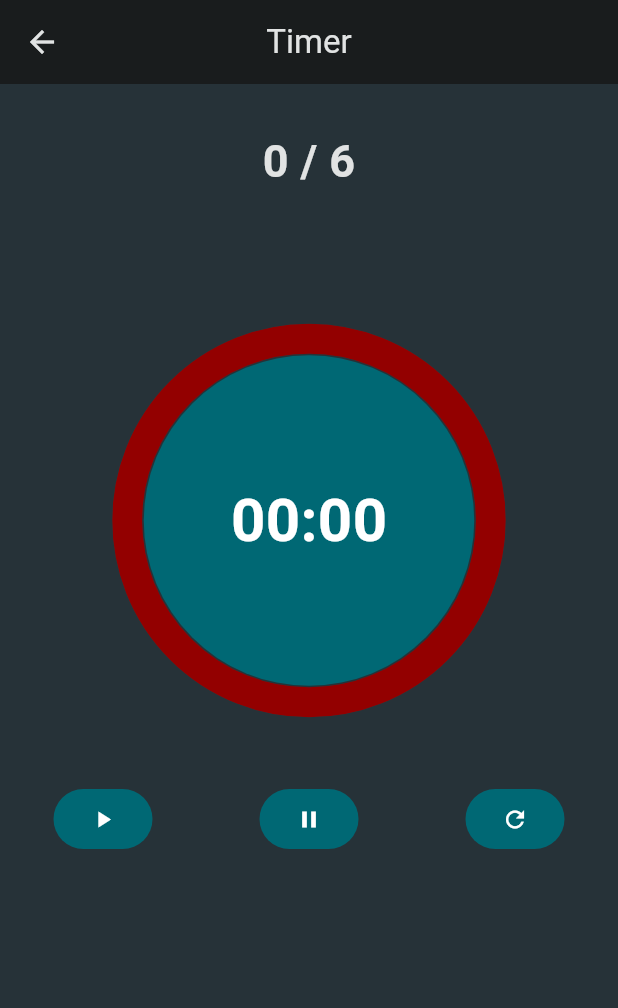
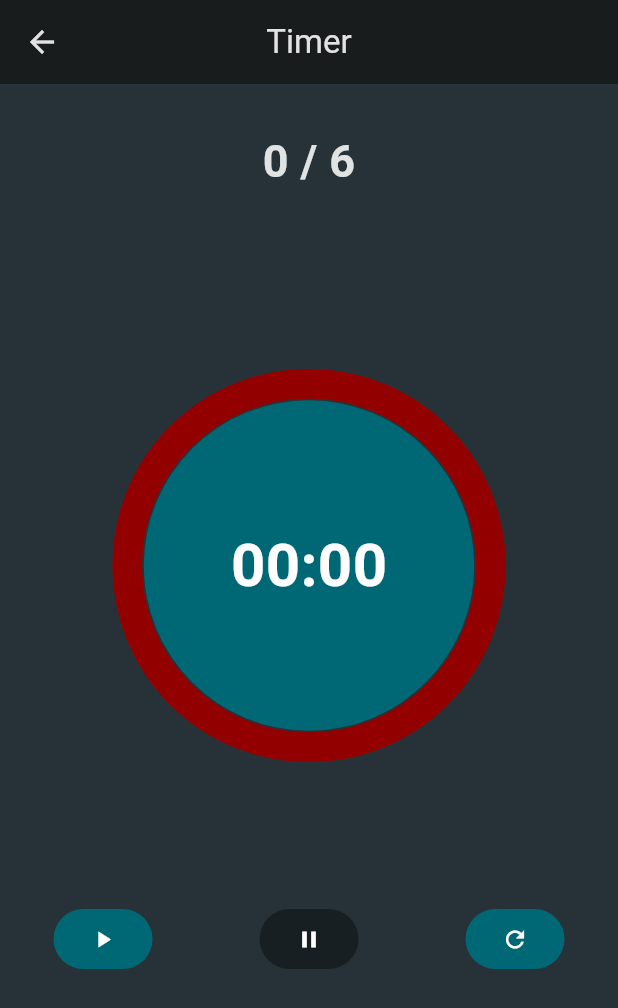
Before and after one commit to gustavo-falarz/training_timer, a Flutter app: the screen it shows after launch, after a tap on the "dark mode" icon, after a tap on "Start", on a phone screen of 412 x 824 dp. Shown: the top 1008 px of the screen. Run offline on Flutter 3.47's test engine with Material 3 defaults, Android fonts, the light colour scheme and no system bars; drawn by our look-alikes of circular_countdown_timer; our stand-ins replace assets_audio_player, flutter_riverpod, gap, go_router; missing offline and left inert: animated_emoji, keep_screen_on; generated files the repository leaves out were written again.

Commit message:
Ajustes cores light theme

```diff
--- a/lib/dimens.dart
+++ b/lib/dimens.dart
@@ -1 +1,2 @@
 const marginTopTimers = 40.0;
+const kMaxColumnWidth = 500.0;
--- a/lib/ui/screens/setup_screen.dart
+++ b/lib/ui/screens/setup_screen.dart
@@ -7,6 +7,7 @@ import 'package:training_timer/ui/screens/timer_screen.dart';
 import '../../main.dart';
 import '../../model/interval_model.dart';
 import '../../model/timer_data.dart';
+import '../shared_widgets/adaptive_layouts.dart';
 import '../shared_widgets/double_field.dart';
 import '../shared_widgets/single_field.dart';
 
@@ -76,7 +77,9 @@ class _SetupTimerScreenState extends ConsumerState<SetupTimerScreen> {
       ),
       backgroundColor: Theme.of(context).colorScheme.background,
       body: SingleChildScrollView(
+        child: AdaptiveFillContainer(
           child: Column(
+            crossAxisAlignment: CrossAxisAlignment.center,
             children: <Widget>[
               SingleField(
                 initialValue: rounds,
@@ -131,6 +134,7 @@ class _SetupTimerScreenState extends ConsumerState<SetupTimerScreen> {
             ],
           ),
         ),
+      ),
     );
   }
 
--- a/lib/ui/screens/timer_screen.dart
+++ b/lib/ui/screens/timer_screen.dart
@@ -2,11 +2,13 @@ import 'package:assets_audio_player/assets_audio_player.dart';
 import 'package:circular_countdown_timer/circular_countdown_timer.dart';
 import 'package:flutter/material.dart';
 import 'package:flutter_riverpod/flutter_riverpod.dart';
+import 'package:gap/gap.dart';
 import 'package:go_router/go_router.dart';
 import 'package:training_timer/ui/screens/finished_screen.dart';
 
 import '../../locale/localization.dart';
 import '../../model/interval_model.dart';
+import '../shared_widgets/adaptive_layouts.dart';
 
 class TimerScreen extends ConsumerStatefulWidget {
   final List<IntervalModel> intervals;
@@ -30,6 +32,7 @@ class _TimerScreenState extends ConsumerState<TimerScreen> {
   var intervalName = '';
   final assetsAudioPlayer = AssetsAudioPlayer();
   int formerTime = 0;
+  bool isPlaying = false;
 
   void playBell() {
     AssetsAudioPlayer.playAndForget(
@@ -71,7 +74,9 @@ class _TimerScreenState extends ConsumerState<TimerScreen> {
         title: Text(ref.read(appLocalizationsProvider).titleTimer),
       ),
       backgroundColor: Theme.of(context).colorScheme.background,
-      body: Column(
+      body: SingleChildScrollView(
+        child: AdaptiveFillContainer(
+          child: Column(
             mainAxisAlignment: MainAxisAlignment.start,
             crossAxisAlignment: CrossAxisAlignment.center,
             children: [
@@ -94,6 +99,7 @@ class _TimerScreenState extends ConsumerState<TimerScreen> {
                   fontWeight: FontWeight.bold,
                 ),
               ),
+              const Gap(30.0),
               CircularCountDownTimer(
                 duration: duration,
                 initialDuration: duration,
@@ -135,24 +141,45 @@ class _TimerScreenState extends ConsumerState<TimerScreen> {
                   return Function.apply(_defaultFormatterFunction, [duration]);
                 },
               ),
+              const Gap(50.0),
               Row(
                 mainAxisAlignment: MainAxisAlignment.spaceAround,
                 children: [
                   FilledButton(
+                    style: (isPlaying)
+                        ? ButtonStyle(
+                            backgroundColor: MaterialStateProperty.all<Color>(
+                                Theme.of(context).disabledColor),
+                          )
+                        : null,
                     onPressed: () {
+                      if (!isPlaying) {
                         if (controller.isPaused) {
                           controller.resume();
                         } else {
                           controller.start();
                         }
+                        setState(() {
+                          isPlaying = true;
+                        });
+                      }
                     },
                     child: const Icon(Icons.play_arrow),
                   ),
                   FilledButton(
+                    style: (isPlaying)
+                        ? null
+                        : ButtonStyle(
+                            backgroundColor: MaterialStateProperty.all<Color>(
+                                Theme.of(context).disabledColor),
+                          ),
                     onPressed: () {
+                      setState(() {
                         if (!controller.isPaused) {
                           controller.pause();
+                          isPlaying = false;
                         }
+                      });
                     },
                     child: const Icon(Icons.pause),
                   ),
@@ -166,6 +193,8 @@ class _TimerScreenState extends ConsumerState<TimerScreen> {
                 ],
               ),
             ],
+          ),
+        ),
       ),
     );
   }
--- /dev/null
+++ b/lib/ui/shared_widgets/adaptive_layouts.dart
@@ -0,0 +1,21 @@
+import 'package:flutter/material.dart';
+
+import '../../dimens.dart';
+
+
+class AdaptiveFillContainer extends StatelessWidget {
+  const AdaptiveFillContainer({super.key, required this.child});
+
+  final Widget child;
+
+  @override
+  Widget build(BuildContext context) {
+    return Align(
+      alignment: Alignment.topCenter,
+      child: Container(
+        constraints: const BoxConstraints(maxWidth: kMaxColumnWidth),
+        child: child,
+      ),
+    );
+  }
+}
```
Lines whose indentation alone changed are shown as unchanged.
